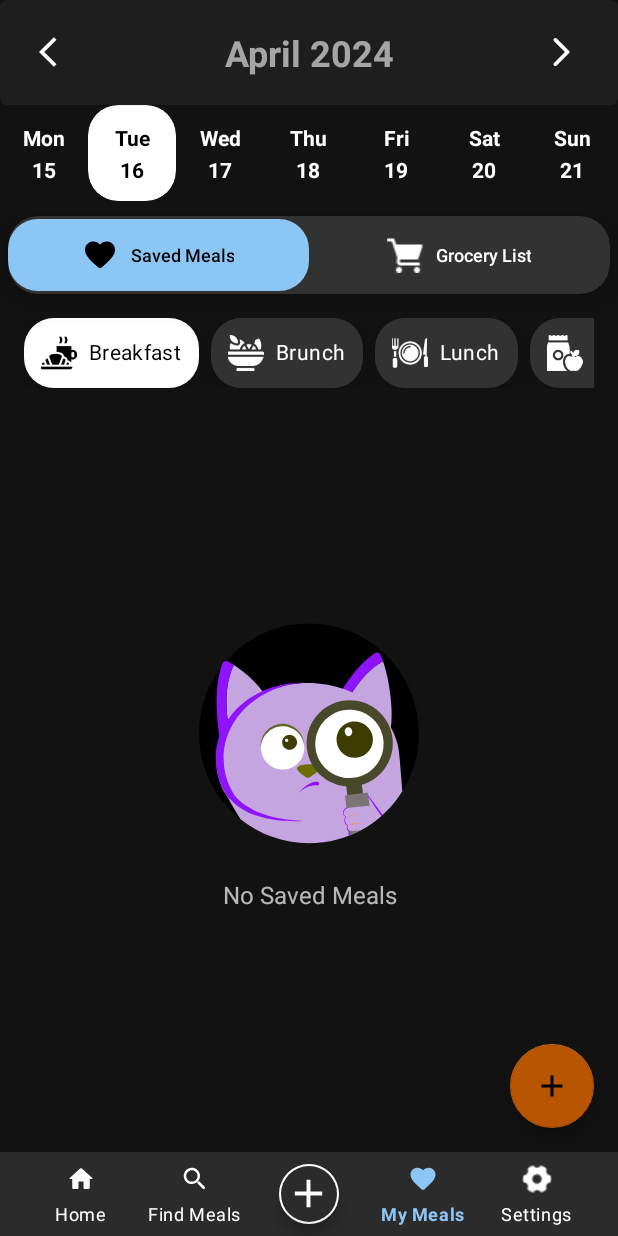
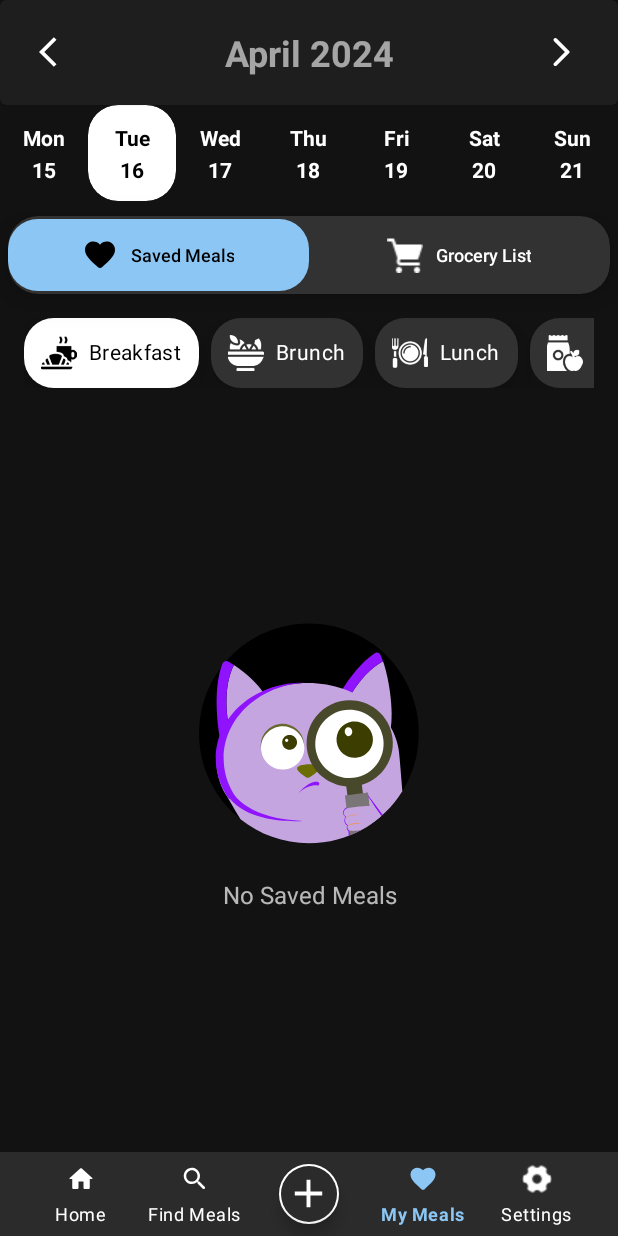
Before and after one commit to jas-singhh/CS3IP-Plannify, an Android app: the MyMealsFragment screen opened through its navigation route, on a phone screen of 412 x 824 dp. Run offline under Robolectric (Android 15) with nearby library versions, the phone set to English and light mode, and no system bars; our stand-ins replace Picasso, Room's generated code, RxJava, navigation-ui; libraries missing offline, so code that uses them is left out: com.getkeepsafe.taptargetview, it.xabaras.android; pictures from the network do not load; Roboto replaces fonts that are not available here.

Commit message:
Refactor Code

```diff
--- a/app/src/main/res/layout/fragment_my_meals.xml
+++ b/app/src/main/res/layout/fragment_my_meals.xml
@@ -146,17 +146,4 @@
         android:layout_width="match_parent"
         android:layout_height="match_parent" />
 
-
-    <!--    GENERATE MEAL PLAN FAB -->
-    <com.google.android.material.floatingactionbutton.FloatingActionButton
-        android:id="@+id/fab_generate_meal_plan"
-        android:layout_width="wrap_content"
-        android:layout_height="wrap_content"
-        android:layout_margin="@dimen/margin"
-        android:contentDescription="Generate a meal plan"
-        android:src="@drawable/ic_add"
-        app:backgroundTint="@color/_complementary"
-        app:layout_constraintBottom_toBottomOf="parent"
-        app:layout_constraintEnd_toEndOf="parent" />
-
 </androidx.constraintlayout.widget.ConstraintLayout>
```
